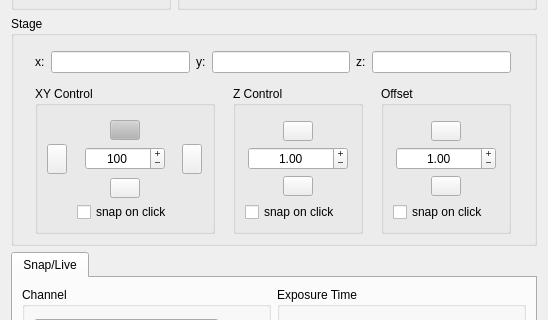
The window that micromanager_gui/_ui/micromanager_gui.ui (annayang26/napari-micromanager) describes before a commit, drawn with Qt 5; both pictures show x 0 to 548 and y 169 to 489 of the 548 by 855 pixel window.
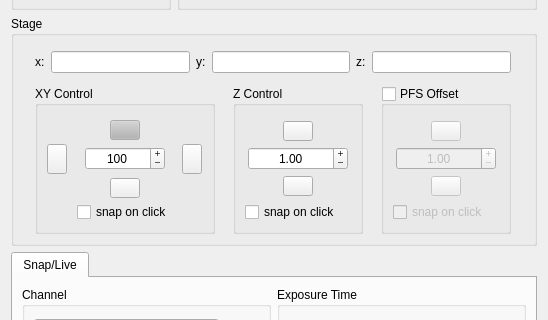
The same window after the commit.

What changed in the file:
```diff
--- a/micromanager_gui/_ui/micromanager_gui.ui
+++ b/micromanager_gui/_ui/micromanager_gui.ui
@@ -693,7 +693,13 @@
          </size>
         </property>
         <property name="title">
-         <string>Offset</string>
+         <string>PFS Offset</string>
+        </property>
+        <property name="checkable">
+         <bool>true</bool>
+        </property>
+        <property name="checked">
+         <bool>false</bool>
         </property>
         <layout class="QGridLayout" name="gridLayout_12">
          <property name="topMargin">
@@ -702,7 +708,7 @@
          <item row="2" column="0" alignment="Qt::AlignHCenter">
           <widget class="QPushButton" name="offset_down_Button">
            <property name="enabled">
-            <bool>true</bool>
+            <bool>false</bool>
            </property>
            <property name="maximumSize">
             <size>
@@ -718,7 +724,7 @@
          <item row="1" column="0" alignment="Qt::AlignHCenter|Qt::AlignVCenter">
           <widget class="QDoubleSpinBox" name="offset_z_step_size_doubleSpinBox">
            <property name="enabled">
-            <bool>true</bool>
+            <bool>false</bool>
            </property>
            <property name="sizePolicy">
             <sizepolicy hsizetype="Fixed" vsizetype="Fixed">
@@ -761,7 +767,7 @@
          <item row="0" column="0" alignment="Qt::AlignHCenter">
           <widget class="QPushButton" name="offset_up_Button">
            <property name="enabled">
-            <bool>true</bool>
+            <bool>false</bool>
            </property>
            <property name="maximumSize">
             <size>
```
